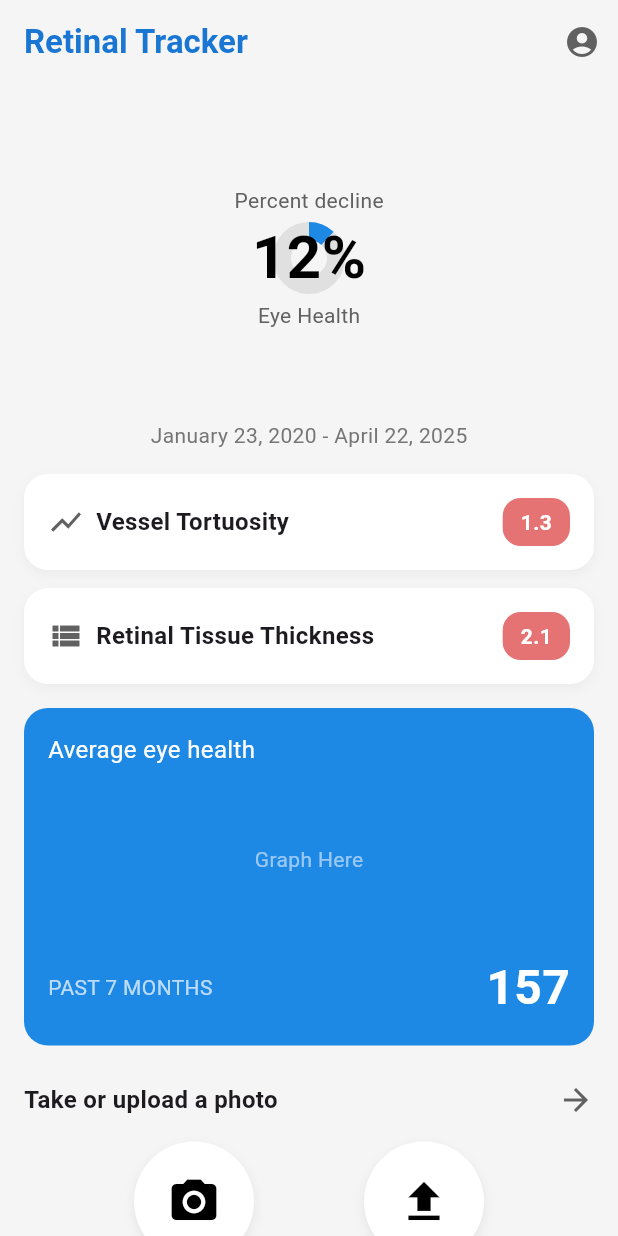
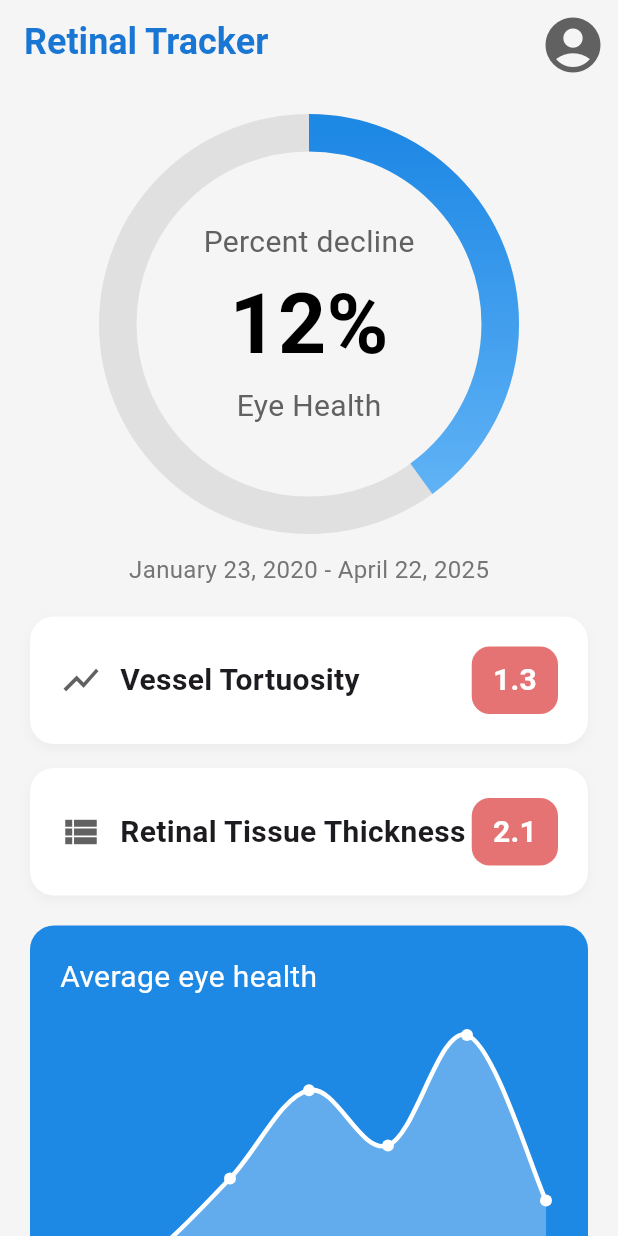
Before and after one commit to ZuhairahZainal/flutter-retinal-app, a Flutter app: the HomePage screen opened directly, on a phone screen of 412 x 824 dp. Run offline on Flutter 3.47's test engine with Material 3 defaults, Android fonts, the phone set to English and light mode, and no system bars; drawn by our look-alikes of fl_chart, percent_indicator.

Commit message:
doing UI for homepage + add login page

```diff
--- a/lib/homepage.dart
+++ b/lib/homepage.dart
@@ -1,4 +1,6 @@
 import 'package:flutter/material.dart';
+import 'package:percent_indicator/flutter_percent_indicator.dart';
+import 'package:fl_chart/fl_chart.dart';
 
 class HomePage extends StatelessWidget {
   @override
@@ -13,11 +15,12 @@ class HomePage extends StatelessWidget {
           style: TextStyle(
             color: Colors.blue[700],
             fontWeight: FontWeight.bold,
+            fontSize: 24, // larger
           ),
         ),
         actions: [
           IconButton(
-            icon: Icon(Icons.account_circle, color: Colors.grey[700]),
+            icon: Icon(Icons.account_circle, color: Colors.grey[700], size: 44), // larger icon
             onPressed: () {
               // Profile action
             },
@@ -25,112 +28,136 @@ class HomePage extends StatelessWidget {
         ],
       ),
       body: SingleChildScrollView(
-        padding: EdgeInsets.all(16),
+        padding: EdgeInsets.all(20), // more padding
         child: Column(
           children: [
             // Circular Progress
+            Center(
+              child: CircularPercentIndicator(
+                radius: 140.0, // reduce slightly to fit well
+                lineWidth: 25.0,
+                percent: 0.40,
+                center: Column(
+                  mainAxisAlignment: MainAxisAlignment.center,
+                  mainAxisSize: MainAxisSize.min, // <== important, prevents overflow
+                  children: [
+                    Text(
+                      'Percent decline',
+                      style: TextStyle(color: Colors.grey[700], fontSize: 20),
+                    ),
+                    Text(
+                      '12%',
+                      style: TextStyle(fontSize: 56, fontWeight: FontWeight.bold, color: Colors.black),
+                    ),
+                    Text(
+                      'Eye Health',
+                      style: TextStyle(color: Colors.grey[700], fontSize: 20),
+                    ),
+                  ],
+                ),
+                linearGradient: LinearGradient(
+                  colors: [
+                    Colors.blue[600]!,
+                    Colors.blue[300]!,
+                  ],
+                  begin: Alignment.topCenter,
+                  end: Alignment.bottomCenter,
+                ),
+                backgroundColor: Colors.grey[300]!,
+              ),
+            ),
+                        SizedBox(height: 12),
+            Text(
+              'January 23, 2020 - April 22, 2025',
+              style: TextStyle(color: Colors.grey[600], fontSize: 16),
+            ),
+            SizedBox(height: 20),
+
+            // Metric Cards
+            _buildMetricCard(
+              title: 'Vessel Tortuosity',
+              icon: Icons.show_chart,
+              value: '1.3',
+            ),
+            SizedBox(height: 16),
+            _buildMetricCard(
+              title: 'Retinal Tissue Thickness',
+              icon: Icons.view_list,
+              value: '2.1',
+            ),
+            SizedBox(height: 20),
+
+            // Average Eye Health Chart
             Container(
-              width: 200,
-              height: 200,
-              child: Stack(
-                alignment: Alignment.center,
+              width: double.infinity,
+              decoration: BoxDecoration(
+                color: Colors.blue[600],
+                borderRadius: BorderRadius.circular(16),
+              ),
+              padding: EdgeInsets.all(20),
+              child: Column(
+                crossAxisAlignment: CrossAxisAlignment.start,
                 children: [
-                  CircularProgressIndicator(
-                    value: 0.12, // 12%
-                    strokeWidth: 12,
-                    backgroundColor: Colors.grey[300],
-                    color: Colors.blue[600],
+                  Text(
+                    'Average eye health',
+                    style: TextStyle(color: Colors.white, fontSize: 20),
                   ),
-                  Column(
-                    mainAxisAlignment: MainAxisAlignment.center,
+                  SizedBox(height: 16),
+                  Container(
+                    height: 200,
+                    padding: EdgeInsets.symmetric(horizontal: 8, vertical: 8),
+                    child: LineChart(
+                      LineChartData(
+                        gridData: FlGridData(show: false),
+                        titlesData: FlTitlesData(show: false),
+                        borderData: FlBorderData(show: false),
+                        lineBarsData: [
+                          LineChartBarData(
+                            spots: [
+                              FlSpot(0, 40),
+                              FlSpot(1, 50),
+                              FlSpot(2, 64),
+                              FlSpot(3, 80),
+                              FlSpot(4, 70),
+                              FlSpot(5, 90),
+                              FlSpot(6, 60),
+                            ],
+                            isCurved: true,
+                            color: Colors.white,
+                            barWidth: 3,
+                            isStrokeCapRound: true,
+                            belowBarData: BarAreaData(
+                              show: true,
+                              color: Colors.white.withOpacity(0.3),
+                            ),
+                            dotData: FlDotData(show: true),
+                          ),
+                        ],
+                      ),
+                    ),
+                  ),
+                  SizedBox(height: 16),
+                  Row(
+                    mainAxisAlignment: MainAxisAlignment.spaceBetween,
                     children: [
                       Text(
-                        'Percent decline',
-                        style: TextStyle(color: Colors.grey[700]),
+                        'PAST 7 MONTHS',
+                        style: TextStyle(color: Colors.white70, fontSize: 16),
                       ),
                       Text(
-                        '12%',
+                        '157',
                         style: TextStyle(
+                          color: Colors.white,
                           fontSize: 40,
                           fontWeight: FontWeight.bold,
-                          color: Colors.black,
                         ),
-                      ),
-                      Text(
-                        'Eye Health',
-                        style: TextStyle(color: Colors.grey[700]),
                       ),
                     ],
                   ),
                 ],
               ),
             ),
-            SizedBox(height: 8),
-            Text(
-              'January 23, 2020 - April 22, 2025',
-              style: TextStyle(color: Colors.grey[600], fontSize: 14),
-            ),
-            SizedBox(height: 16),
-
-            // Metric Cards
-            _buildMetricCard(
-                title: 'Vessel Tortuosity',
-                icon: Icons.show_chart,
-                value: '1.3'),
-            SizedBox(height: 12),
-            _buildMetricCard(
-                title: 'Retinal Tissue Thickness',
-                icon: Icons.view_list,
-                value: '2.1'),
-            SizedBox(height: 16),
-
-            // Average Eye Health Chart (Placeholder box)
-            Container(
-              width: double.infinity,
-              decoration: BoxDecoration(
-                color: Colors.blue[600],
-                borderRadius: BorderRadius.circular(16),
-              ),
-              padding: EdgeInsets.all(16),
-              child: Column(
-                crossAxisAlignment: CrossAxisAlignment.start,
-                children: [
-                  Text(
-                    'Average eye health',
-                    style: TextStyle(color: Colors.white, fontSize: 16),
-                  ),
-                  SizedBox(height: 12),
-                  Container(
-                    height: 100,
-                    // In real app, use charts_flutter or fl_chart here
-                    child: Center(
-                      child: Text(
-                        'Graph Here',
-                        style: TextStyle(color: Colors.white54),
-                      ),
-                    ),
-                  ),
-                  SizedBox(height: 12),
-                  Row(
-                    mainAxisAlignment: MainAxisAlignment.spaceBetween,
-                    children: [
-                      Text(
-                        'PAST 7 MONTHS',
-                        style: TextStyle(color: Colors.white70),
-                      ),
-                      Text(
-                        '157',
-                        style: TextStyle(
-                            color: Colors.white,
-                            fontSize: 32,
-                            fontWeight: FontWeight.bold),
-                      ),
-                    ],
-                  ),
-                ],
-              ),
-            ),
-            SizedBox(height: 24),
+            SizedBox(height: 28),
 
             // Upload Photo Section
             Row(
@@ -138,13 +165,12 @@ class HomePage extends StatelessWidget {
               children: [
                 Text(
                   'Take or upload a photo',
-                  style: TextStyle(
-                      fontSize: 16, fontWeight: FontWeight.w600),
+                  style: TextStyle(fontSize: 20, fontWeight: FontWeight.w600),
                 ),
-                Icon(Icons.arrow_forward, color: Colors.grey[700]),
+                Icon(Icons.arrow_forward, color: Colors.grey[700], size: 28),
               ],
             ),
-            SizedBox(height: 16),
+            SizedBox(height: 20),
             Row(
               mainAxisAlignment: MainAxisAlignment.spaceEvenly,
               children: [
@@ -162,7 +188,7 @@ class HomePage extends StatelessWidget {
                 ),
               ],
             ),
-            SizedBox(height: 16),
+            SizedBox(height: 20),
 
             // Bottom Link
             GestureDetector(
@@ -174,21 +200,25 @@ class HomePage extends StatelessWidget {
                 style: TextStyle(
                   color: Colors.grey[700],
                   decoration: TextDecoration.underline,
+                  fontSize: 18,
                 ),
               ),
             ),
-            SizedBox(height: 24),
+            SizedBox(height: 32),
           ],
         ),
       ),
     );
   }
 
-  Widget _buildMetricCard(
-      {required String title, required IconData icon, required String value}) {
+  Widget _buildMetricCard({
+    required String title,
+    required IconData icon,
+    required String value,
+  }) {
     return Container(
       width: double.infinity,
-      padding: EdgeInsets.symmetric(vertical: 16, horizontal: 16),
+      padding: EdgeInsets.symmetric(vertical: 20, horizontal: 20),
       decoration: BoxDecoration(
         color: Colors.white,
         borderRadius: BorderRadius.circular(16),
@@ -205,23 +235,23 @@ class HomePage extends StatelessWidget {
         children: [
           Row(
             children: [
-              Icon(icon, color: Colors.grey[700]),
-              SizedBox(width: 8),
+              Icon(icon, color: Colors.grey[700], size: 28),
+              SizedBox(width: 12),
               Text(
                 title,
-                style: TextStyle(fontSize: 16, fontWeight: FontWeight.w600),
+                style: TextStyle(fontSize: 20, fontWeight: FontWeight.w600),
               ),
             ],
           ),
           Container(
-            padding: EdgeInsets.symmetric(horizontal: 12, vertical: 6),
+            padding: EdgeInsets.symmetric(horizontal: 14, vertical: 8),
             decoration: BoxDecoration(
               color: Colors.red[300],
               borderRadius: BorderRadius.circular(12),
             ),
             child: Text(
               value,
-              style: TextStyle(color: Colors.white, fontWeight: FontWeight.bold),
+              style: TextStyle(color: Colors.white, fontWeight: FontWeight.bold, fontSize: 20),
             ),
           ),
         ],
@@ -229,13 +259,15 @@ class HomePage extends StatelessWidget {
     );
   }
 
-  Widget _buildCircleButton(
-      {required IconData icon, required VoidCallback onTap}) {
+  Widget _buildCircleButton({
+    required IconData icon,
+    required VoidCallback onTap,
+  }) {
     return GestureDetector(
       onTap: onTap,
       child: Container(
-        width: 80,
-        height: 80,
+        width: 100, // larger
+        height: 100, // larger
         decoration: BoxDecoration(
           color: Colors.white,
           shape: BoxShape.circle,
@@ -247,7 +279,7 @@ class HomePage extends StatelessWidget {
             ),
           ],
         ),
-        child: Icon(icon, size: 36, color: Colors.black),
+        child: Icon(icon, size: 40, color: Colors.black), // larger icon
       ),
     );
   }
--- a/pubspec.yaml
+++ b/pubspec.yaml
@@ -35,6 +35,8 @@ dependencies:
   # The following adds the Cupertino Icons font to your application.
   # Use with the CupertinoIcons class for iOS style icons.
   cupertino_icons: ^1.0.8
+  percent_indicator: ^4.2.2
+  fl_chart: ^0.64.0
 
 dev_dependencies:
   flutter_test:
```
Also changed, not shown: lib/login.dart (added), pubspec.lock.
